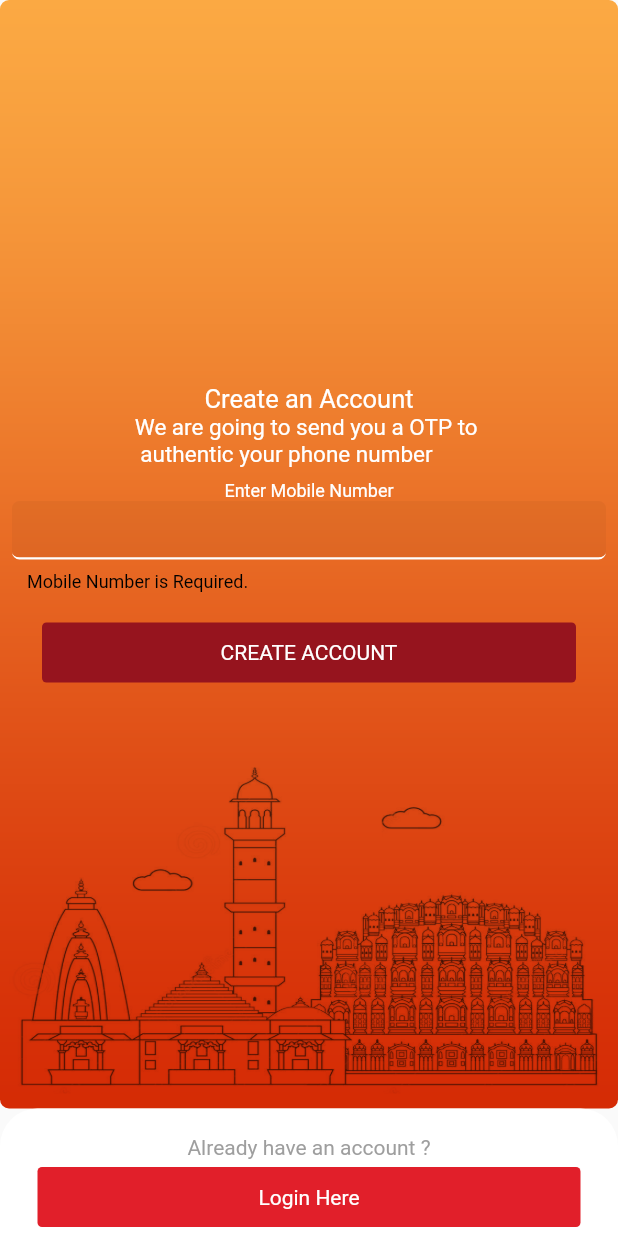
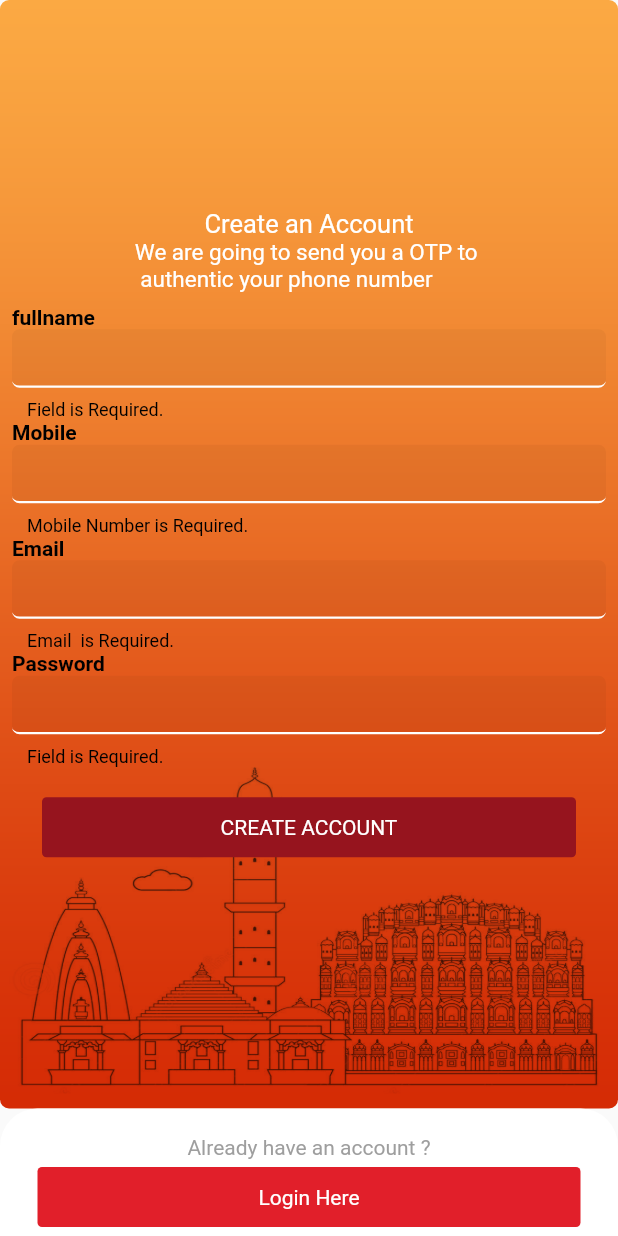
Before and after one commit to aperah10/mygrocers, a Flutter app: the RegisterScr screen opened directly, after a tap on "CREATE ACCOUNT", on a phone screen of 412 x 824 dp. Run offline on Flutter 3.47's test engine with Material 2 defaults, Android fonts, the light colour scheme and no system bars; our stand-ins replace bloc, carousel_slider, dio, equatable, flutter_bloc, shared_preferences; accounts and stored records are empty; Roboto replaces fonts that are missing (MontserratMedium).

Commit message:
added api field

```diff
--- a/grocers/lib/Screen/Regsiter.dart
+++ b/grocers/lib/Screen/Regsiter.dart
@@ -18,6 +18,9 @@ class RegisterScr extends StatefulWidget {
 
 class _RegisterScrState extends State<RegisterScr> {
   final mobileController = TextEditingController();
+  final fullnameController = TextEditingController();
+  final emailController = TextEditingController();
+  final passwordController = TextEditingController();
 
   final _formKey = GlobalKey<FormState>();
   // ! rister method
@@ -73,10 +76,6 @@ class _RegisterScrState extends State<RegisterScr> {
           width: double.infinity,
           height: double.infinity,
           decoration: BoxDecoration(
-            // borderRadius: BorderRadius.only(
-            //   bottomLeft: Radius.circular(25),
-            //   bottomRight: Radius.circular(25),
-            // ),
             borderRadius: BorderRadius.circular(6),
             image: DecorationImage(
                 image: AssetImage('assets/images/bg02.png'), fit: BoxFit.fill),
@@ -94,16 +93,38 @@ class _RegisterScrState extends State<RegisterScr> {
                 padding: const EdgeInsets.all(8.0),
                 child: Column(
                   children: [
-                    Txt(
-                      t: 'Enter Mobile Number',
-                      fontSize: 12,
-                      color: txtWhiteColor,
+                    // Txt(
+                    //   t: 'Enter Mobile Number',
+                    //   fontSize: 12,
+                    //   color: txtWhiteColor,
+                    // ),
+                    EditTextField(
+                      headTxt: 'fullname',
+                      controller: fullnameController,
+                      keyboardType: TextInputType.name,
+                      maxLength: 10,
+                      validator: validateField,
                     ),
                     EditTextField(
+                      headTxt: 'Mobile',
                       controller: mobileController,
                       keyboardType: TextInputType.phone,
                       maxLength: 10,
                       validator: validateMobile,
+                    ),
+                    EditTextField(
+                      headTxt: 'Email',
+                      controller: emailController,
+                      keyboardType: TextInputType.emailAddress,
+                      maxLength: 10,
+                      validator: validateEmail,
+                    ),
+                    EditTextField(
+                      headTxt: 'Password',
+                      controller: passwordController,
+                      keyboardType: TextInputType.visiblePassword,
+                      // maxLength: 10,
+                      validator: validateField,
                     ),
                     Padding(
                       padding: const EdgeInsets.all(20.0),
--- a/grocers/lib/common/formfield.dart
+++ b/grocers/lib/common/formfield.dart
@@ -81,7 +81,7 @@ class EditTextField extends StatelessWidget {
           child: TextFormField(
               onTap: onTap,
               style: style ?? TextStyle(color: txtColor ?? txtWhiteColor),
-              textAlign: textAlign ?? TextAlign.center,
+              textAlign: textAlign ?? TextAlign.start,
               // autovalidateMode: AutovalidateMode.onUserInteraction,
               onChanged: onChanged,
               inputFormatters: inputFormatters,
--- a/grocers/lib/common/validate.dart
+++ b/grocers/lib/common/validate.dart
@@ -1,3 +1,10 @@
+validateField(String value) {
+  if (value.isEmpty)
+    return 'Field is Required.';
+  else
+    return null;
+}
+
 validateMobile(String value) {
   if (value.isEmpty)
     return 'Mobile Number is Required.';
@@ -5,6 +12,15 @@ validateMobile(String value) {
     return 'Mobile Number required at least 10 numbers';
   else if (value.length > 11)
     return 'Mobile Number required 10 numbers';
+  else
+    return null;
+}
+
+validateEmail(String value) {
+  if (value.isEmpty)
+    return 'Email  is Required.';
+  else if (!value.contains('@'))
+    return 'Valid Email ';
   else
     return null;
 }
```
Also changed, not shown: grocers/pubspec.lock.
